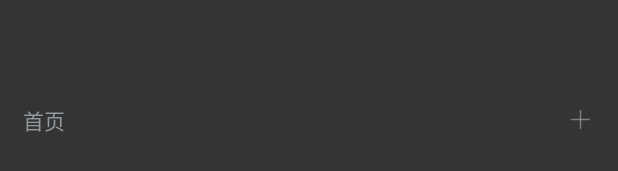
After one commit to Erlangshen/BihuDaily, an Android app: the layout menu_item.xml on its own in the app's theme, with its tools: preview values and no code run, on a phone screen of 412 x 824 dp. The commit adds this screen. Shown: the part 498-669 px from the top of the screen. Run offline under Robolectric (Android 15) with nearby library versions, the phone set to English and light mode, and no system bars.

Commit message:
完成侧滑菜单的网络请求，可以加载菜单列表。但是没有存储到本地。

```diff
--- a/app/src/main/res/layout/activity_main.xml
+++ b/app/src/main/res/layout/activity_main.xml
@@ -133,7 +133,9 @@
         <ListView
             android:id="@+id/menuList"
             android:layout_width="match_parent"
+            android:layout_marginTop="8dp"
             android:layout_height="0dp"
+            android:scrollbars="none"
             android:layout_weight="1"></ListView>
 
         <LinearLayout
--- /dev/null
+++ b/app/src/main/res/layout/menu_item.xml
@@ -0,0 +1,55 @@
+<?xml version="1.0" encoding="utf-8"?>
+<LinearLayout xmlns:android="http://schemas.android.com/apk/res/android"
+    android:layout_width="match_parent"
+    android:layout_height="match_parent"
+    android:background="#343434"
+    android:orientation="vertical">
+
+    <View
+        android:id="@+id/black_line_top"
+        android:layout_width="match_parent"
+        android:layout_height="1dp"
+        android:background="#000000"
+        android:visibility="gone"/>
+
+    <LinearLayout
+        android:layout_width="match_parent"
+        android:layout_height="match_parent"
+        android:gravity="center_vertical"
+        android:layout_marginTop="11dp"
+        android:layout_marginBottom="11dp"
+        android:orientation="horizontal">
+
+        <ImageView
+            android:id="@+id/menu_home_icon"
+            android:layout_width="20dp"
+            android:layout_height="20dp"
+            android:layout_marginLeft="15dp"
+            android:src="@drawable/menu_home"
+            android:visibility="gone"/>
+
+        <TextView
+            android:id="@+id/menu_item_tv"
+            android:layout_width="0dp"
+            android:layout_height="wrap_content"
+            android:layout_marginLeft="15dp"
+            android:layout_weight="1"
+            android:text="首页"
+            android:textColor="#94999D"
+            android:textSize="14sp" />
+
+        <ImageView
+            android:id="@+id/menu_item_add"
+            android:layout_width="15dp"
+            android:layout_height="15dp"
+            android:layout_marginRight="17dp"
+            android:src="@drawable/menu_add" />
+    </LinearLayout>
+
+    <View
+        android:id="@+id/black_line_bottom"
+        android:layout_width="match_parent"
+        android:layout_height="1dp"
+        android:background="#000000"
+        android:visibility="gone"/>
+</LinearLayout>
```
Also changed, not shown: app/src/main/java/com/lk/bihu/activity/MainActivity.java (+9 -0 lines), app/src/main/java/com/lk/bihu/adapter/MenuAdapter.java (+38 -1 lines), app/src/main/res/drawable/menu_add.png (added), app/src/main/res/drawable/menu_home.png (added), app/src/main/res/drawable/menu_home_pressed.png (added), app/src/main/res/drawable/menu_next.png (added).
